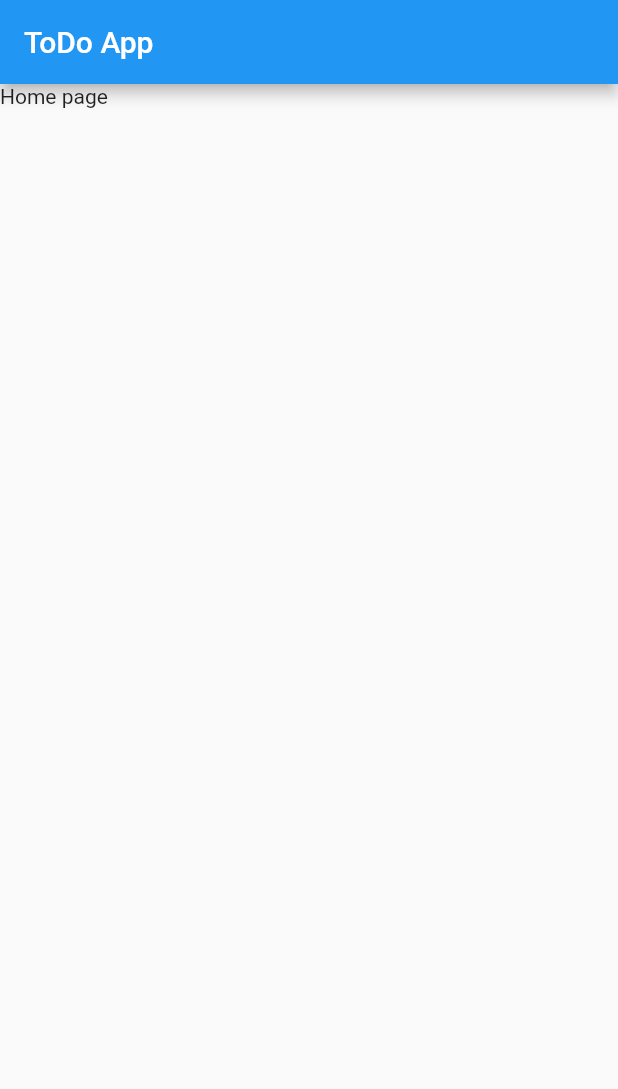
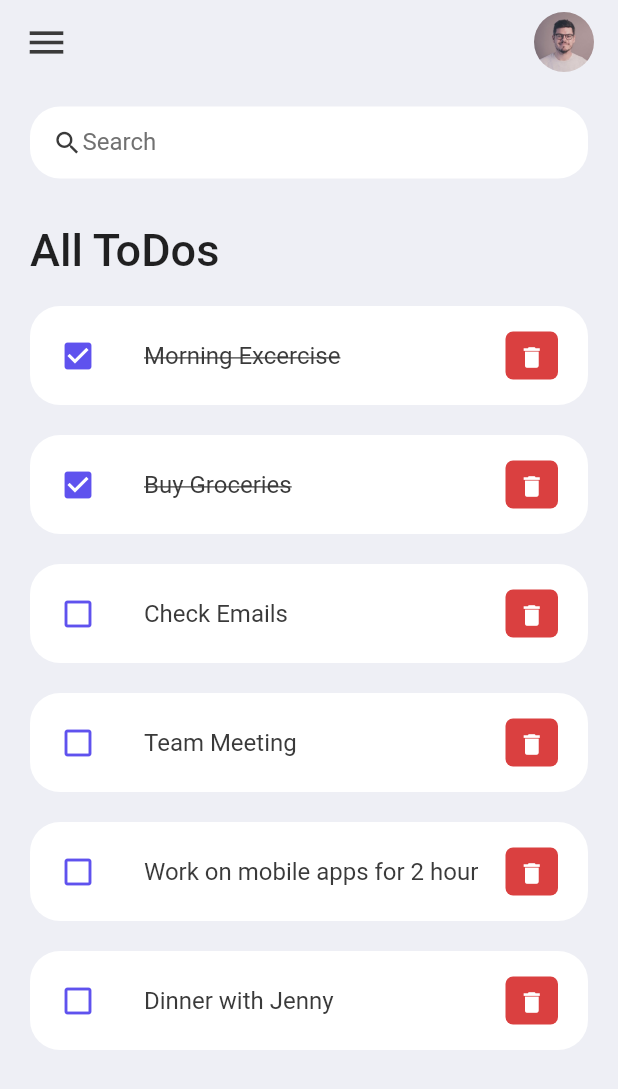
Before and after one commit to tanmoymallik3110/todo_app, a Flutter app: the screen it shows after launch, on a phone screen of 412 x 824 dp. Shown: the top 1089 px of the screen. Run offline on Flutter 3.47's test engine with Material 2 defaults, Android fonts, the phone set to English and light mode, and no system bars.

Commit message:
todo done.

```diff
--- a/lib/main.dart
+++ b/lib/main.dart
@@ -1,4 +1,5 @@
 import 'package:flutter/material.dart';
+import 'package:flutter/services.dart';
 import 'package:todo_app/screens/home.dart';
 
 
@@ -11,6 +12,8 @@ class MyApp extends StatelessWidget {
 
   @override
   Widget build(BuildContext context) {
+    SystemChrome.setSystemUIOverlayStyle(SystemUiOverlayStyle(
+      statusBarColor: Colors.transparent));
     return MaterialApp(
       debugShowCheckedModeBanner: false,
       title: "ToDo App",
--- /dev/null
+++ b/lib/model/todo.dart
@@ -0,0 +1,23 @@
+class ToDo {
+  String? id;
+  String? todoText;
+  bool isDone;
+
+  ToDo ({
+    required this.id,
+    required this.todoText,
+    this.isDone = false,
+  });
+
+  static List<ToDo> todoList() {
+    return [
+      ToDo(id: '01', todoText: 'Morning Excercise', isDone: true ),
+      ToDo(id: '02', todoText: 'Buy Groceries', isDone: true ),
+      ToDo(id: '03', todoText: 'Check Emails', ),
+      ToDo(id: '04', todoText: 'Team Meeting', ),
+      ToDo(id: '05', todoText: 'Work on mobile apps for 2 hour', ),
+      ToDo(id: '06', todoText: 'Dinner with Jenny', ),
+    ];
+  }
+
+}
--- a/lib/screens/home.dart
+++ b/lib/screens/home.dart
@@ -1,17 +1,102 @@
 import 'package:flutter/material.dart';
+import 'package:todo_app/constants/colors.dart';
+import 'package:todo_app/model/todo.dart';
+import 'package:todo_app/widgets/todo_item.dart';
 
 
 class Home extends StatelessWidget {
-  const Home({super.key});
+   Home({super.key});
+
+  final todosList = ToDo.todoList();
 
   @override
   Widget build(BuildContext context) {
     return Scaffold(
-      appBar: AppBar(
-        title: Text("ToDo App"),
+      backgroundColor: tdBGColor,
+      appBar: _buildAppBar(),
+      body: Container(
+        padding: EdgeInsets.symmetric(horizontal: 20, vertical: 15),
+        child: Column(
+          children: [
+            searchBox(),
+            Expanded(
+              child: ListView(
+                children: [
+                  Container(
+                    margin: EdgeInsets.only(
+                      top: 30,
+                      bottom: 20,
+                    ),
+                    child: Text(
+                      "All ToDos",
+                      style: TextStyle(
+                        fontSize: 30,
+                        fontWeight: FontWeight.w500,
+                      ),
+                    ),
+                  ),
+                  for( ToDo toDoo in todosList)
+                  ToDoItem(toDo: toDoo,),
+                ],
+              ),
+            ),
+          ],
+        ),
       ),
-      body: Container(
-        child: Text("Home page"),
+    );
+  }
+
+
+  Widget searchBox() {
+    return Container(
+      padding: EdgeInsets.symmetric(horizontal: 15),
+      decoration: BoxDecoration(
+        color: Colors.white,
+        borderRadius: BorderRadius.circular(20),
+      ),
+      child: TextField(
+        decoration: InputDecoration(
+          contentPadding: EdgeInsets.all(0),
+          prefixIcon: Icon(
+            Icons.search,
+            color: tdBlack,
+            size: 20,
+          ),
+          prefixIconConstraints: BoxConstraints(
+            maxHeight: 20,
+            maxWidth: 20,
+          ),
+          border: InputBorder.none,
+          hintText: "Search",
+          hintStyle: TextStyle(color: tdGrey),
+        ),
+      ),
+    );
+  }
+
+
+  AppBar _buildAppBar() {
+    return AppBar(
+      centerTitle: true,
+      backgroundColor: tdBGColor,
+      elevation: 0,
+      title: Row(
+        mainAxisAlignment: MainAxisAlignment.spaceBetween,
+        children: [
+          Icon(
+            Icons.menu,
+            color: tdBlack,
+            size: 30,
+          ),
+          Container(
+            height: 40,
+            width: 40,
+            child: ClipRRect(
+              child: Image.asset("assets/avatar.jpeg"),
+              borderRadius: BorderRadius.circular(20),
+            ),
+          ),
+        ],
       ),
     );
   }
--- /dev/null
+++ b/lib/widgets/todo_item.dart
@@ -0,0 +1,52 @@
+import 'package:flutter/material.dart';
+import 'package:todo_app/constants/colors.dart';
+
+import '../model/todo.dart';
+
+class ToDoItem extends StatelessWidget {
+
+  final ToDo toDo;
+
+  const ToDoItem({super.key, required this.toDo});
+
+  @override
+  Widget build(BuildContext context) {
+    return Container(
+      margin: EdgeInsets.only(bottom: 20),
+      child: ListTile(
+        onTap: () {},
+        shape: RoundedRectangleBorder(borderRadius: BorderRadius.circular(20)),
+        contentPadding: EdgeInsets.symmetric(horizontal: 20, vertical: 5),
+        tileColor: Colors.white,
+        leading: Icon(
+          toDo.isDone? Icons.check_box : Icons.check_box_outline_blank,
+          color: tdBlue,
+        ),
+        title: Text(
+          toDo.todoText!,
+          style: TextStyle(
+            fontSize: 16,
+            color: tdBlack,
+            decoration: toDo.isDone? TextDecoration.lineThrough : null,
+          ),
+        ),
+        trailing: Container(
+          padding: EdgeInsets.all(0),
+          margin: EdgeInsets.symmetric(vertical: 12),
+          height: 35,
+          width: 35,
+          decoration: BoxDecoration(
+            color: tdRed,
+            borderRadius: BorderRadius.circular(5),
+          ),
+          child: IconButton(
+            onPressed: () {},
+            color: Colors.white,
+            iconSize: 18,
+            icon: Icon(Icons.delete),
+          ),
+        ),
+      ),
+    );
+  }
+}
--- a/pubspec.yaml
+++ b/pubspec.yaml
@@ -59,8 +59,8 @@ flutter:
   uses-material-design: true
 
   # To add assets to your application, add an assets section, like this:
-  # assets:
-  #   - images/a_dot_burr.jpeg
+  assets:
+    - assets/
   #   - images/a_dot_ham.jpeg
 
   # An image asset can refer to one or more resolution-specific "variants", see
```
